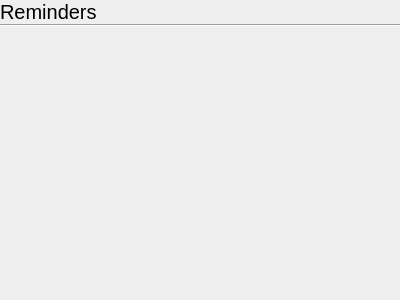
Old version of the form statuscenter/OverviewPane/Reminders/reminderspage.ui in the repository vicr123/theshell.
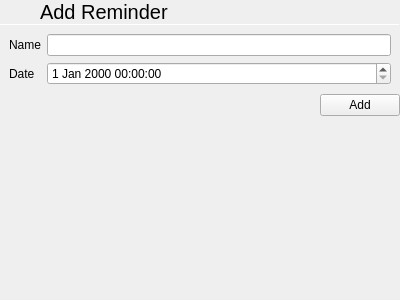
New version of the form. The open tabs and pages were chosen to show the change. Icons and pictures are not drawn.

Commit message: Reminders in new Overview pane

Diff of the .ui file:
```diff
--- a/statuscenter/OverviewPane/Reminders/reminderspage.ui
+++ b/statuscenter/OverviewPane/Reminders/reminderspage.ui
@@ -31,26 +31,235 @@
      <number>0</number>
     </property>
     <item>
-     <widget class="QLabel" name="label">
-      <property name="font">
-       <font>
-        <pointsize>15</pointsize>
-       </font>
+     <layout class="QHBoxLayout" name="horizontalLayout_2">
+      <property name="spacing">
+       <number>0</number>
       </property>
-      <property name="text">
-       <string>Reminders</string>
-      </property>
-      <property name="margin">
-       <number>9</number>
-      </property>
-     </widget>
+      <item>
+       <widget class="QLabel" name="label">
+        <property name="sizePolicy">
+         <sizepolicy hsizetype="Expanding" vsizetype="Preferred">
+          <horstretch>0</horstretch>
+          <verstretch>0</verstretch>
+         </sizepolicy>
+        </property>
+        <property name="font">
+         <font>
+          <pointsize>15</pointsize>
+         </font>
+        </property>
+        <property name="text">
+         <string>Reminders</string>
+        </property>
+        <property name="margin">
+         <number>9</number>
+        </property>
+       </widget>
+      </item>
+      <item>
+       <widget class="QPushButton" name="deleteButton">
+        <property name="sizePolicy">
+         <sizepolicy hsizetype="Preferred" vsizetype="Preferred">
+          <horstretch>0</horstretch>
+          <verstretch>0</verstretch>
+         </sizepolicy>
+        </property>
+        <property name="text">
+         <string/>
+        </property>
+        <property name="icon">
+         <iconset theme="edit-delete"/>
+        </property>
+        <property name="flat">
+         <bool>true</bool>
+        </property>
+       </widget>
+      </item>
+      <item>
+       <widget class="QPushButton" name="addButton">
+        <property name="sizePolicy">
+         <sizepolicy hsizetype="Preferred" vsizetype="Preferred">
+          <horstretch>0</horstretch>
+          <verstretch>0</verstretch>
+         </sizepolicy>
+        </property>
+        <property name="text">
+         <string/>
+        </property>
+        <property name="icon">
+         <iconset theme="list-add"/>
+        </property>
+        <property name="flat">
+         <bool>true</bool>
+        </property>
+       </widget>
+      </item>
+     </layout>
     </item>
     <item>
      <widget class="Line" name="line">
+      <property name="maximumSize">
+       <size>
+        <width>16777215</width>
+        <height>1</height>
+       </size>
+      </property>
       <property name="orientation">
        <enum>Qt::Horizontal</enum>
       </property>
      </widget>
+    </item>
+    <item>
+     <widget class="QListView" name="remindersList">
+      <property name="frameShape">
+       <enum>QFrame::NoFrame</enum>
+      </property>
+     </widget>
+    </item>
+   </layout>
+  </widget>
+  <widget class="QWidget" name="page_2">
+   <layout class="QVBoxLayout" name="verticalLayout_2">
+    <property name="spacing">
+     <number>0</number>
+    </property>
+    <property name="leftMargin">
+     <number>0</number>
+    </property>
+    <property name="topMargin">
+     <number>0</number>
+    </property>
+    <property name="rightMargin">
+     <number>0</number>
+    </property>
+    <property name="bottomMargin">
+     <number>0</number>
+    </property>
+    <item>
+     <layout class="QHBoxLayout" name="horizontalLayout">
+      <property name="spacing">
+       <number>0</number>
+      </property>
+      <item>
+       <widget class="QPushButton" name="backButton">
+        <property name="sizePolicy">
+         <sizepolicy hsizetype="Preferred" vsizetype="Preferred">
+          <horstretch>0</horstretch>
+          <verstretch>0</verstretch>
+         </sizepolicy>
+        </property>
+        <property name="text">
+         <string/>
+        </property>
+        <property name="icon">
+         <iconset theme="go-previous"/>
+        </property>
+        <property name="flat">
+         <bool>true</bool>
+        </property>
+       </widget>
+      </item>
+      <item>
+       <widget class="QLabel" name="label_2">
+        <property name="sizePolicy">
+         <sizepolicy hsizetype="Expanding" vsizetype="Preferred">
+          <horstretch>0</horstretch>
+          <verstretch>0</verstretch>
+         </sizepolicy>
+        </property>
+        <property name="font">
+         <font>
+          <pointsize>15</pointsize>
+         </font>
+        </property>
+        <property name="text">
+         <string>Add Reminder</string>
+        </property>
+        <property name="margin">
+         <number>9</number>
+        </property>
+       </widget>
+      </item>
+     </layout>
+    </item>
+    <item>
+     <widget class="Line" name="line_2">
+      <property name="maximumSize">
+       <size>
+        <width>16777215</width>
+        <height>1</height>
+       </size>
+      </property>
+      <property name="orientation">
+       <enum>Qt::Horizontal</enum>
+      </property>
+     </widget>
+    </item>
+    <item>
+     <layout class="QGridLayout" name="gridLayout">
+      <property name="leftMargin">
+       <number>9</number>
+      </property>
+      <property name="topMargin">
+       <number>9</number>
+      </property>
+      <property name="rightMargin">
+       <number>9</number>
+      </property>
+      <property name="bottomMargin">
+       <number>9</number>
+      </property>
+      <property name="spacing">
+       <number>6</number>
+      </property>
+      <item row="0" column="0">
+       <widget class="QLabel" name="label_3">
+        <property name="text">
+         <string>Name</string>
+        </property>
+       </widget>
+      </item>
+      <item row="1" column="0">
+       <widget class="QLabel" name="label_4">
+        <property name="text">
+         <string>Date</string>
+        </property>
+       </widget>
+      </item>
+      <item row="0" column="1">
+       <widget class="QLineEdit" name="reminderTitle"/>
+      </item>
+      <item row="1" column="1">
+       <widget class="QDateTimeEdit" name="reminderDate"/>
+      </item>
+     </layout>
+    </item>
+    <item>
+     <layout class="QHBoxLayout" name="horizontalLayout_3">
+      <item>
+       <spacer name="horizontalSpacer">
+        <property name="orientation">
+         <enum>Qt::Horizontal</enum>
+        </property>
+        <property name="sizeHint" stdset="0">
+         <size>
+          <width>40</width>
+          <height>20</height>
+         </size>
+        </property>
+       </spacer>
+      </item>
+      <item>
+       <widget class="QPushButton" name="addReminderButton">
+        <property name="text">
+         <string>Add</string>
+        </property>
+        <property name="icon">
+         <iconset theme="list-add"/>
+        </property>
+       </widget>
+      </item>
+     </layout>
     </item>
     <item>
      <spacer name="verticalSpacer">
@@ -60,7 +269,7 @@
       <property name="sizeHint" stdset="0">
        <size>
         <width>20</width>
-        <height>257</height>
+        <height>40</height>
        </size>
       </property>
      </spacer>
```
Left out of the diff: 3 changed lines with no effect on the pictures. The commit also changes 6 other files.
